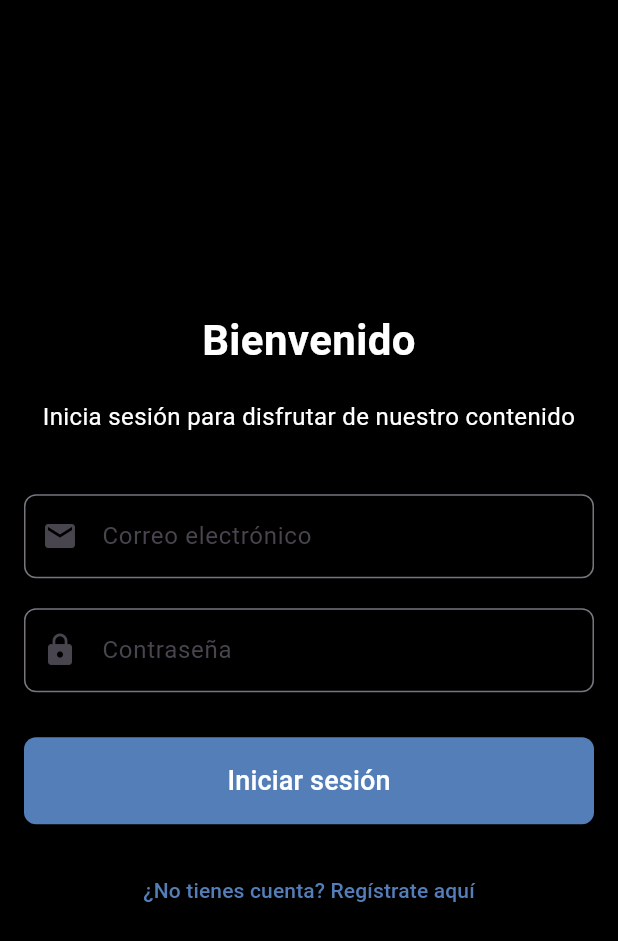
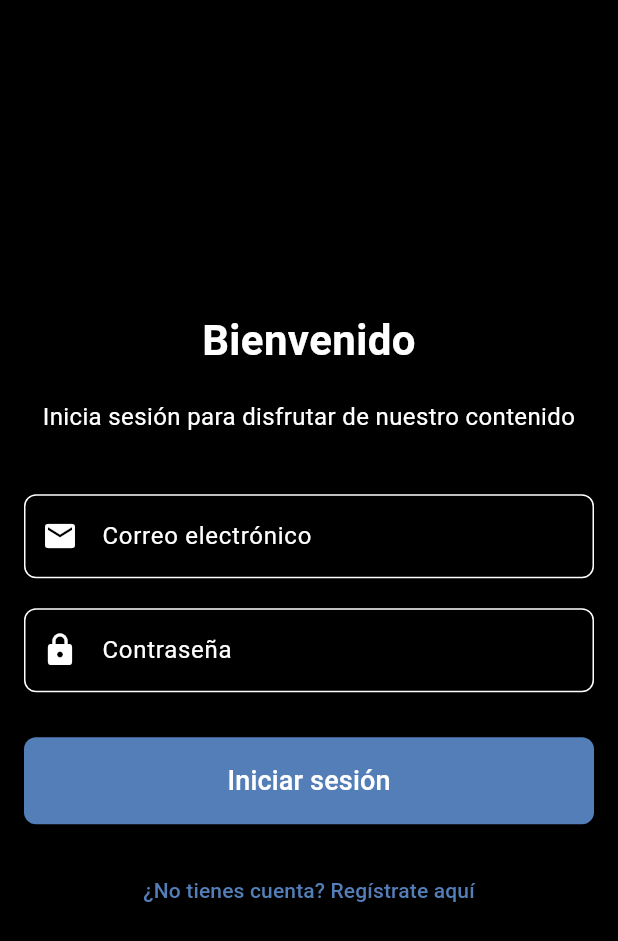
Before and after one commit to chente09/app_screen, a Flutter app: the screen it shows after launch, after a tap on "Login", on a phone screen of 412 x 824 dp. Shown: the top 941 px of the screen. Run offline on Flutter 3.47's test engine with Material 3 defaults, Android fonts, the phone set to English and light mode, and no system bars; our stand-ins replace firebase_auth, firebase_core, firebase_database; accounts and stored records are empty; network calls fail.

```diff
--- a/lib/screens/loginScreen.dart
+++ b/lib/screens/loginScreen.dart
@@ -1,5 +1,6 @@
 // ignore: file_names
 import 'package:app_streaming/main.dart';
+import 'package:app_streaming/navigators/bottomNavigator.dart';
 import 'package:app_streaming/screens/perfilUserScreen.dart';
 import 'package:app_streaming/screens/registerScreen.dart';
 import 'package:flutter/material.dart';
@@ -28,7 +29,6 @@ class _LoginscreenState extends State<Loginscreen> {
   Widget build(BuildContext context) {
     return Scaffold(
       body: Container(
-
         color: Colors.black,
         padding: const EdgeInsets.all(16.0),
         child: Center(
@@ -55,25 +55,46 @@ class _LoginscreenState extends State<Loginscreen> {
                 const SizedBox(height: 40),
                 TextField(
                   controller: _email,
+                  style: const TextStyle(color: Colors.white),
                   decoration: InputDecoration(
                     labelText: 'Correo electrónico',
+                    labelStyle: const TextStyle(color: Colors.white),
                     border: OutlineInputBorder(
                       borderRadius: BorderRadius.circular(8.0),
+                      borderSide: const BorderSide(color: Colors.white),
                     ),
-                    prefixIcon: const Icon(Icons.email),
+                    enabledBorder: OutlineInputBorder(
+                      borderRadius: BorderRadius.circular(8.0),
+                      borderSide: const BorderSide(color: Colors.white),
+                    ),
+                    focusedBorder: OutlineInputBorder(
+                      borderRadius: BorderRadius.circular(8.0),
+                      borderSide: const BorderSide(color: Colors.white),
+                    ),
+                    prefixIcon: const Icon(Icons.email, color: Colors.white),
                   ),
-                  style: TextStyle(color: Colors.white),
                   keyboardType: TextInputType.emailAddress,
                 ),
                 const SizedBox(height: 20),
                 TextField(
                   controller: _password,
+                  style: const TextStyle(color: Colors.white),
                   decoration: InputDecoration(
                     labelText: 'Contraseña',
+                    labelStyle: const TextStyle(color: Colors.white),
                     border: OutlineInputBorder(
                       borderRadius: BorderRadius.circular(8.0),
+                      borderSide: const BorderSide(color: Colors.white),
                     ),
-                    prefixIcon: const Icon(Icons.lock),
+                    enabledBorder: OutlineInputBorder(
+                      borderRadius: BorderRadius.circular(8.0),
+                      borderSide: const BorderSide(color: Colors.white),
+                    ),
+                    focusedBorder: OutlineInputBorder(
+                      borderRadius: BorderRadius.circular(8.0),
+                      borderSide: const BorderSide(color: Colors.white),
+                    ),
+                    prefixIcon: const Icon(Icons.lock, color: Colors.white,),
                   ),
                   obscureText: true,
                 ),
@@ -130,7 +151,7 @@ Future<void> login(String email, String pass, BuildContext context) async {
 
     Navigator.push(
       context,
-      MaterialPageRoute(builder: (context) => PerfilUserScreen()),
+      MaterialPageRoute(builder: (context) => BottomNavigator()),
     );
   } on FirebaseAuthException catch (e) {
     String errorMessage;
```
Also changed, not shown: lib/navigators/bottomNavigator.dart (added, +94 -0 lines), lib/screens/homeScreen.dart (added, +12 -0 lines), lib/screens/registerScreen.dart (+87 -11 lines).
